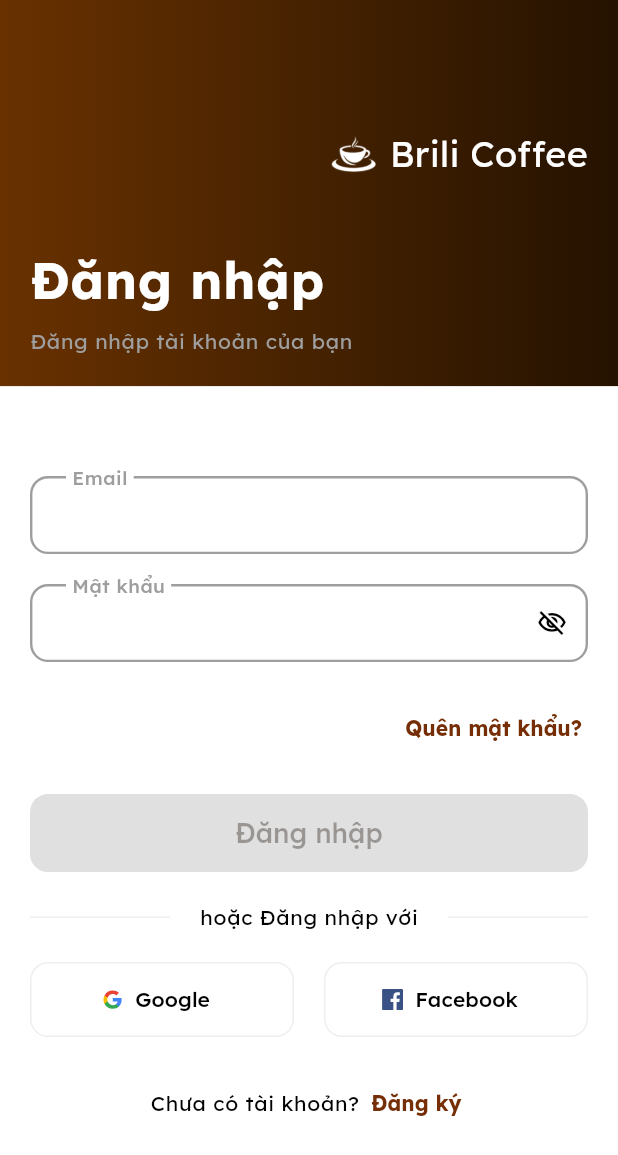
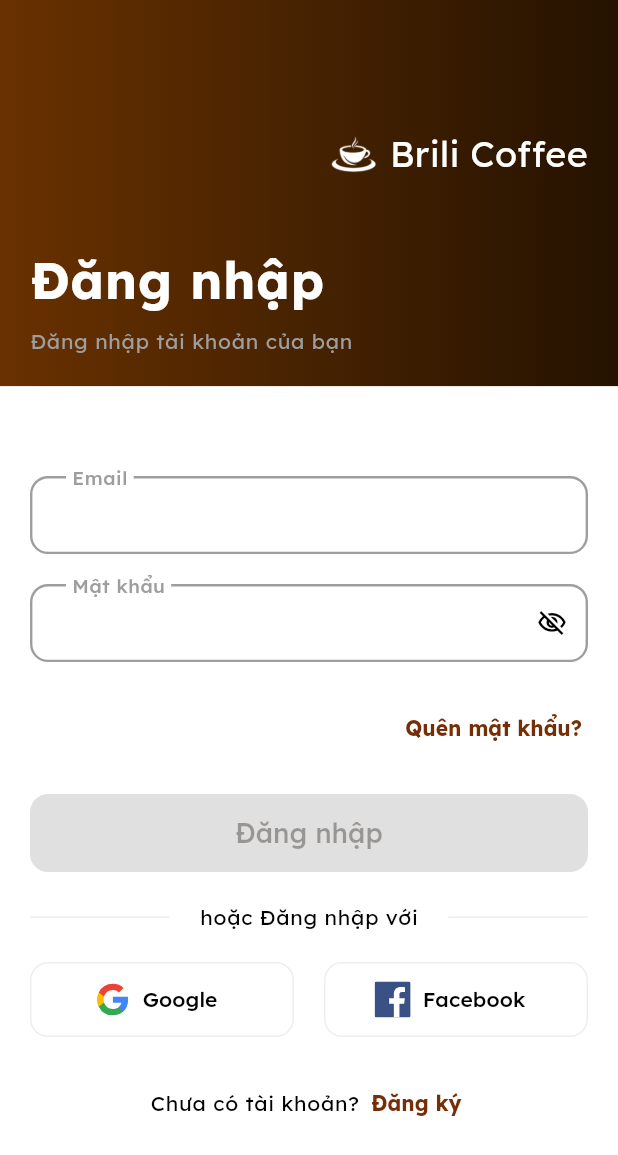
Before and after one commit to minhtun64/flutter-coffee-tea-shop-app, a Flutter app: the screen it shows after launch, on a phone screen of 412 x 824 dp. Shown: the top 1155 px of the screen. Run offline on Flutter 3.47's test engine with Material 3 defaults, Android fonts, the phone set to English and light mode, and no system bars; our stand-ins replace flutter_svg.

Commit message:
Update the size of vectors

```diff
--- a/lib/screens/login/login_screen.dart
+++ b/lib/screens/login/login_screen.dart
@@ -204,7 +204,7 @@
                                 child: OutlinedButton.icon(
                                   onPressed: () {},
                                   icon: SvgPicture.asset(Vectors.google,
-                                      width: 14),
+                                      width: 24),
                                   label: const Text(
                                     AppStrings.google,
                                     style: TextStyle(color: Colors.black),
@@ -216,7 +216,7 @@
                                 child: OutlinedButton.icon(
                                   onPressed: () {},
                                   icon: SvgPicture.asset(Vectors.facebook,
-                                      width: 14),
+                                      width: 24),
                                   label: const Text(
                                     AppStrings.facebook,
                                     style: TextStyle(color: Colors.black),
```
